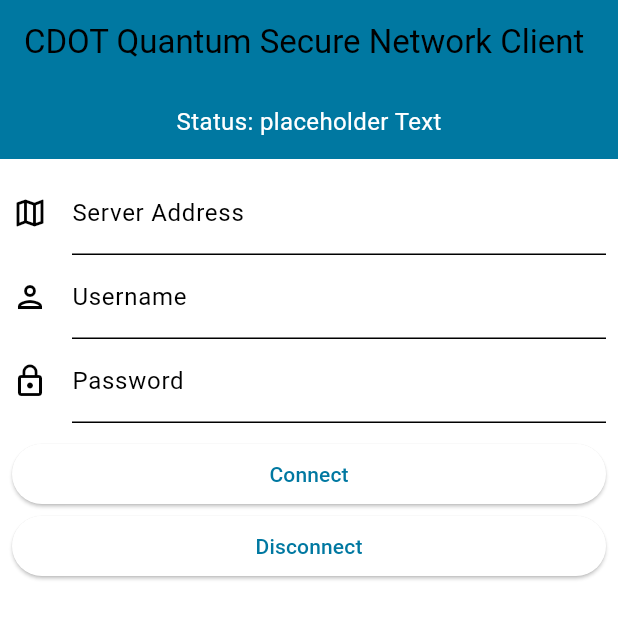
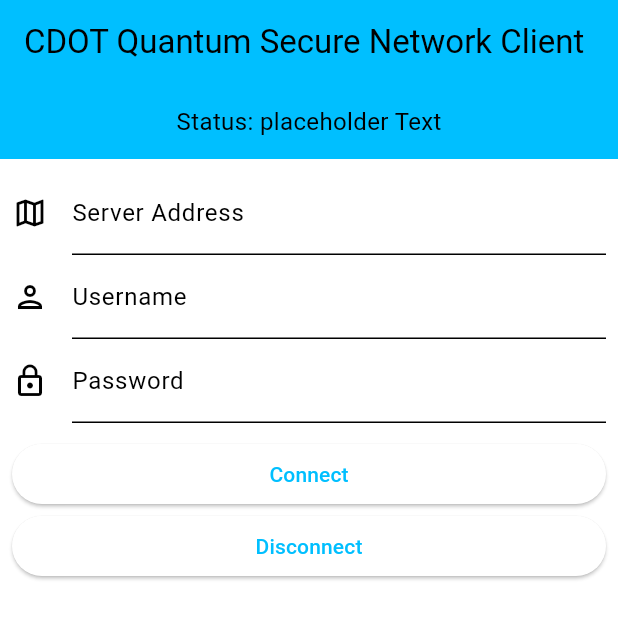
Before and after one commit to MewanCdot/flutterVpn, a Flutter app: the screen it shows after launch, on a phone screen of 412 x 824 dp. Shown: the top 619 px of the screen. Run offline on Flutter 3.47's test engine with Material 3 defaults, Android fonts, the phone set to English and light mode, and no system bars; our stand-ins replace plugin_platform_interface; missing offline and left inert: dart:ffi.

Commit message:
Change theme color of light and dark

```diff
--- a/lib/main.dart
+++ b/lib/main.dart
@@ -68,10 +68,10 @@ class _MyHomePageState extends State<MyHomePage> {
             width: double.infinity,
             height: 50,
             alignment: Alignment.center, // Center the text vertically
-            child: Text(
+            child: const Text(
               'Status: ${MyHomePage.temp}',
               style: TextStyle(
-                color: Colors.white,
+                // color: Theme.of(context).textTheme.bodyLarge!.color, // <- color not set properly
                 fontSize: 16, // Adjust the font size if needed
               ),
             ),
--- a/lib/styles/theme.dart
+++ b/lib/styles/theme.dart
@@ -3,7 +3,9 @@
 import 'package:flutter/material.dart';
 
 class AppColors {
-  static const Color primaryColor = Color(0xFF0078a1); // Primary color
+  static const Color primaryColor = Color(0xFF00BFFF); // Primary color
+  static const Color primaryColorDark = Color(0xFF0078a1);
+  static const Color primaryColorLight = Color(0xFF00BFFF);
   static const Color secondaryColor = Color.fromARGB(214, 235, 144, 144);
   static const Color accentColor = Color(0xFF96BDC2); // Example accent color
   static const Color backgroundColor = Color(0xFFFFFFFF);
@@ -11,7 +13,7 @@ class AppColors {
 }
 
 ThemeData lightTheme = ThemeData(
-  primaryColor: AppColors.primaryColor,
+  primaryColor: AppColors.primaryColorLight,
   scaffoldBackgroundColor: AppColors.backgroundColor,
   colorScheme: ColorScheme.light(
     primary: AppColors.primaryColor,
@@ -27,7 +29,7 @@ ThemeData lightTheme = ThemeData(
 
 ThemeData darkTheme = ThemeData(
   brightness: Brightness.dark,
-  primaryColor: AppColors.primaryColor,
+  primaryColor: AppColors.primaryColorDark,
   scaffoldBackgroundColor: Colors.black,
   colorScheme: ColorScheme.dark(
     primary: AppColors.primaryColor,
```
